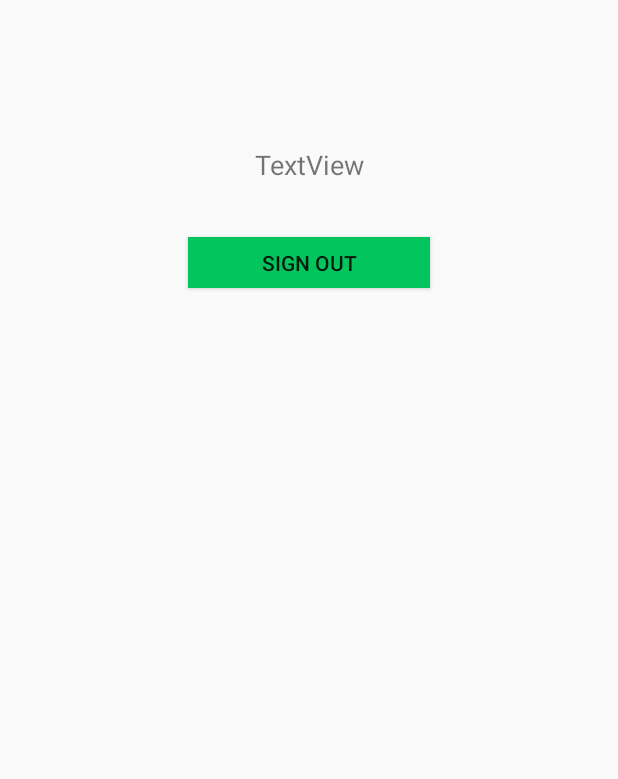
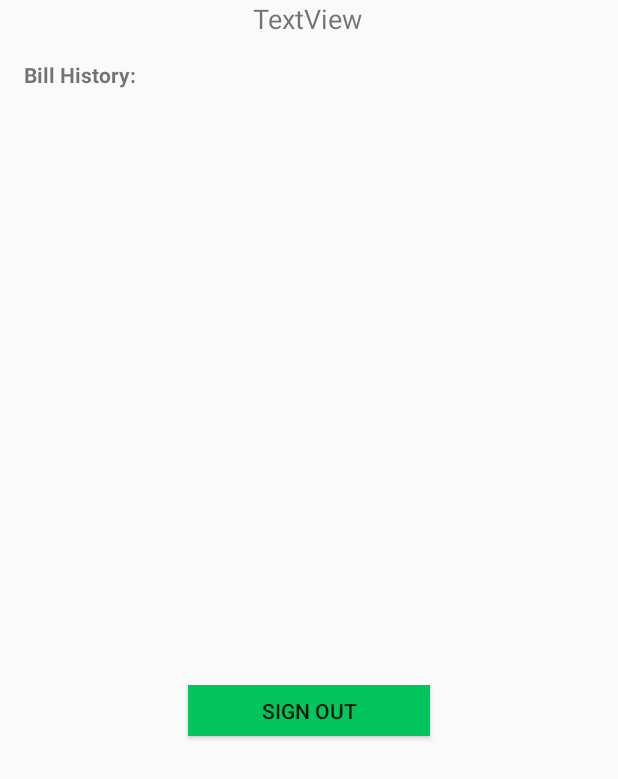
Before and after one commit to mbarbier9/EZServe, an Android app: the layout activity_customer_main.xml on its own in the app's theme, with its tools: preview values and no code run, on a phone screen of 412 x 824 dp. Shown: the top 779 px of the screen. Run offline under Robolectric (Android 15) with nearby library versions, the phone set to English and light mode, and no system bars.

Commit message:
Added bill history

```diff
--- a/app/src/main/res/layout/activity_customer_main.xml
+++ b/app/src/main/res/layout/activity_customer_main.xml
@@ -11,7 +11,7 @@
         android:id="@+id/signOutCustomer"
         android:layout_width="161dp"
         android:layout_height="34dp"
-        android:layout_marginTop="36dp"
+        android:layout_marginTop="432dp"
         android:background="#03c55e"
         android:text="Sign Out"
         app:layout_constraintEnd_toEndOf="parent"
@@ -22,10 +22,32 @@
         android:id="@+id/welcomeCustomer"
         android:layout_width="wrap_content"
         android:layout_height="wrap_content"
-        android:layout_marginTop="97dp"
         android:text="TextView"
         android:textSize="18sp"
         app:layout_constraintEnd_toEndOf="parent"
+        app:layout_constraintHorizontal_bias="0.498"
+        app:layout_constraintStart_toStartOf="parent"
+        app:layout_constraintTop_toTopOf="parent" />
+
+    <ListView
+        android:id="@+id/customerMainList"
+        android:layout_width="411dp"
+        android:layout_height="392dp"
+        android:layout_marginTop="40dp"
+        app:layout_constraintEnd_toEndOf="parent"
+        app:layout_constraintHorizontal_bias="0.0"
+        app:layout_constraintStart_toStartOf="parent"
+        app:layout_constraintTop_toBottomOf="@+id/welcomeCustomer" />
+
+    <TextView
+        android:id="@+id/billHistoryText"
+        android:layout_width="wrap_content"
+        android:layout_height="wrap_content"
+        android:layout_marginStart="16dp"
+        android:layout_marginLeft="16dp"
+        android:layout_marginTop="40dp"
+        android:text="Bill History:"
+        android:textStyle="bold"
         app:layout_constraintStart_toStartOf="parent"
         app:layout_constraintTop_toTopOf="parent" />
 
```
Also changed, not shown: app/src/main/java/com/example/ezserve/BillHistory.java (added, +41 -0 lines), app/src/main/java/com/example/ezserve/CustomerMainActivity.java (+73 -3 lines), app/src/main/java/com/example/ezserve/userCustomer.java (+17 -5 lines), app/src/main/res/layout/customer_bill_history.xml (added, +18 -0 lines).
